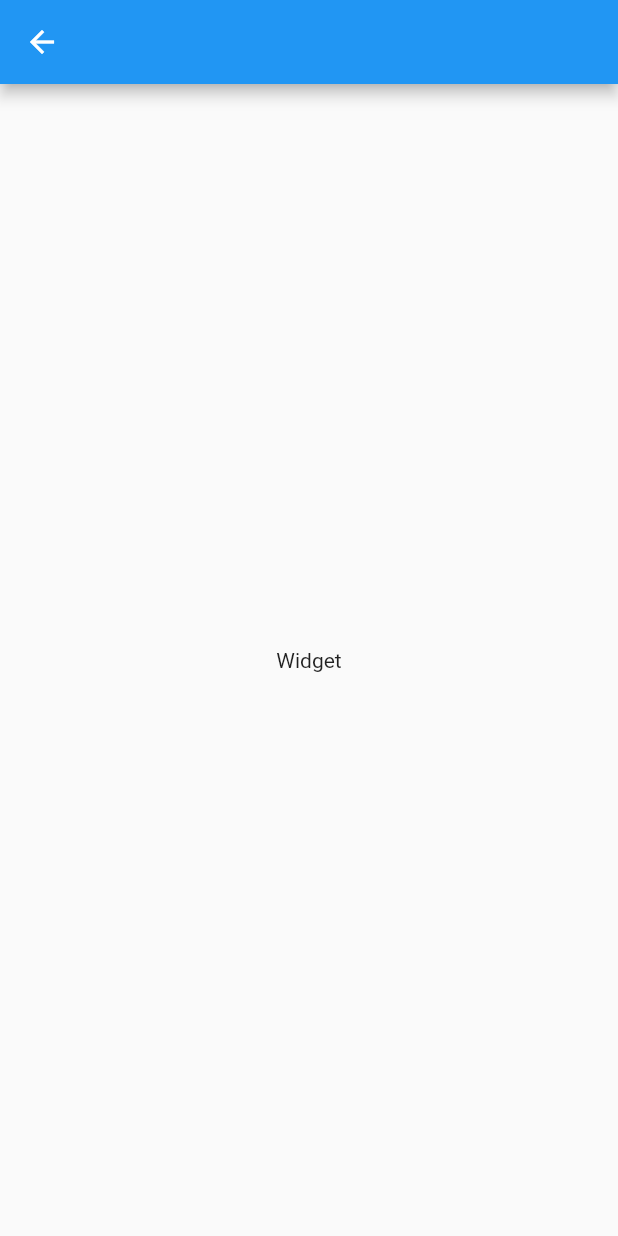
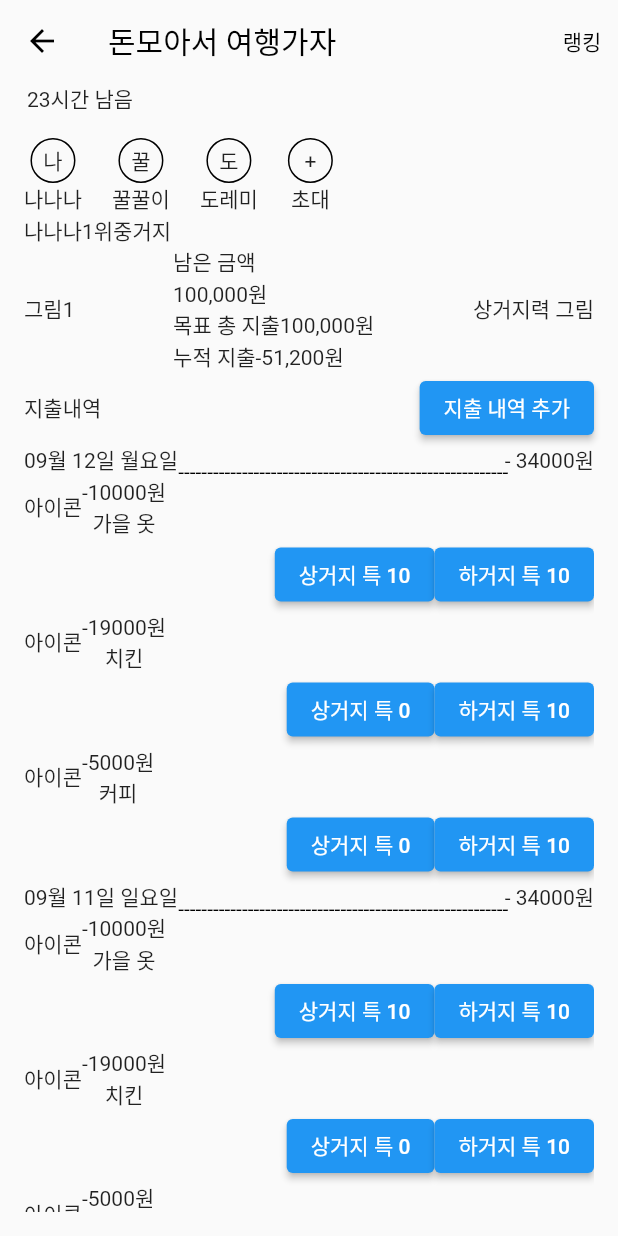
Before and after one commit to unithon-9th-10th/mobile-app, a Flutter app: the ChallengePage screen opened by its route, on a phone screen of 412 x 824 dp. Run offline on Flutter 3.47's test engine with Material 2 defaults, Android fonts, the phone set to English and light mode, and no system bars; our stand-ins replace flutter_svg, modal_bottom_sheet.

Commit message:
feat: challenge page 레이아웃 추가

```diff
--- a/lib/challenge_page.dart
+++ b/lib/challenge_page.dart
@@ -1,15 +1,216 @@
+import 'package:app/widgets/beggar_app_bar.dart';
+import 'package:app/widgets/spend_daily_summary.dart';
 import 'package:flutter/material.dart';
+import 'package:intl/date_symbol_data_local.dart';
 
 class ChallengePage extends StatelessWidget {
   const ChallengePage({super.key});
 
   @override
   Widget build(BuildContext context) {
+    initializeDateFormatting();
+    final challenge = _getChallenge();
+    final memberNames = ['나나나', '꿀꿀이', '도레미'];
     return Scaffold(
-      appBar: AppBar(),
-      body: Center(
-        child: Text(toString()),
+      appBar: BeggarAppBar(
+        title: Text(challenge.title),
+        actions: [
+          IconButton(
+            onPressed: () {
+              Navigator.of(context).pushNamed('/ranking');
+            },
+            icon: const Text('랭킹'),
+          )
+        ],
+        // 23시간 남음
+        bottom: PreferredSize(
+          preferredSize: const Size.fromHeight(20),
+          child: Row(
+            children: const [
+              SizedBox(width: 18),
+              Text('23시간 남음'),
+            ],
+          ),
+        ),
+      ),
+      body: SafeArea(
+        child: Padding(
+          padding: const EdgeInsets.all(16.0),
+          child: Column(
+            crossAxisAlignment: CrossAxisAlignment.start,
+            children: [
+              // 멤버 목록
+              _getMemberListWidget(context, memberNames),
+              // 내 정보
+              _getMemberInfoWidget(context),
+              // 지출 내역 추가
+              Row(
+                children: [
+                  const Text('지출내역'),
+                  const Spacer(),
+                  ElevatedButton(
+                    onPressed: () {
+                      Navigator.of(context).pushNamed('/create-spend');
+                    },
+                    child: const Text('지출 내역 추가'),
+                  ),
+                ],
+              ),
+              // 일별 지출 내역
+              Expanded(
+                child: ListView.builder(
+                  itemCount: 4,
+                  itemBuilder: (context, index) {
+                    return SpendDailySummary(
+                      date: DateTime.now().subtract(
+                        Duration(days: index),
+                      ),
+                      amount: 34000,
+                    );
+                  },
+                ),
+              ),
+            ],
+          ),
+        ),
       ),
     );
   }
+
+  /// 멤버 목록
+  Widget _getMemberListWidget(BuildContext context, List<String> memberNames) {
+    return Wrap(
+      alignment: WrapAlignment.start,
+      spacing: 20,
+      children: memberNames.map((e) => _getMemberWidget(context, e)).toList() +
+          [_getInvitationWidget(context)],
+    );
+  }
+
+  /// 멤버 버튼
+  Widget _getMemberWidget(BuildContext context, String name) {
+    return GestureDetector(
+      onTapUp: (_) {
+        // TODO: 각 멤버에 맞는 데이터 조회해서 화면 다시 그리기
+        ScaffoldMessenger.of(context).showSnackBar(
+          SnackBar(
+            content: Text(name),
+          ),
+        );
+      },
+      child: Column(
+        children: [
+          Container(
+            width: 30,
+            height: 30,
+            decoration: BoxDecoration(
+              border: Border.all(),
+              shape: BoxShape.circle,
+            ),
+            child: Center(
+              child: Text(name.characters.first),
+            ),
+          ),
+          Text(name),
+        ],
+      ),
+    );
+  }
+
+  /// 초대 버튼
+  Widget _getInvitationWidget(BuildContext context) {
+    return GestureDetector(
+      onTapUp: (_) {
+        ScaffoldMessenger.of(context).showSnackBar(
+          const SnackBar(
+            content: Text('초대'),
+          ),
+        );
+      },
+      child: Column(
+        children: [
+          Container(
+            width: 30,
+            height: 30,
+            decoration: BoxDecoration(
+              border: Border.all(),
+              shape: BoxShape.circle,
+            ),
+            child: const Center(
+              child: Text('+'),
+            ),
+          ),
+          const Text('초대'),
+        ],
+      ),
+    );
+  }
+
+  /// 멤버 상태
+  Widget _getMemberInfoWidget(BuildContext context) {
+    return Column(
+      children: [
+        Row(
+          children: const [
+            Text('나나나'),
+            Text('1위'),
+            Text('중거지'),
+          ],
+        ),
+        Row(
+          children: [
+            const Text('그림1'),
+            const Spacer(),
+            Column(
+              crossAxisAlignment: CrossAxisAlignment.start,
+              children: [
+                const Text('남은 금액'),
+                const Text('100,000원'),
+                Row(
+                  children: const [
+                    Text('목표 총 지출'),
+                    Text('100,000원'),
+                  ],
+                ),
+                Row(
+                  children: const [
+                    Text('누적 지출'),
+                    Text('-51,200원'),
+                  ],
+                ),
+              ],
+            ),
+            const Spacer(),
+            const Text('상거지력 그림'),
+          ],
+        )
+      ],
+    );
+  }
+
+  // TODO: api 로 데이터 가져오기
+  Challenge _getChallenge() {
+    return Challenge(
+      title: '돈모아서 여행가자',
+      startDate: DateTime.now(),
+      challengeDays: 3,
+      amount: 10000,
+    );
+  }
 }
+
+class Challenge {
+  String title;
+  DateTime startDate;
+  int challengeDays;
+  int amount;
+
+  Challenge({
+    required this.title,
+    required this.startDate,
+    required this.challengeDays,
+    required this.amount,
+  });
+
+  DateTime endDate() => startDate.add(Duration(days: challengeDays));
+}
--- a/lib/widgets/beggar_app_bar.dart
+++ b/lib/widgets/beggar_app_bar.dart
@@ -7,5 +7,7 @@ class BeggarAppBar extends AppBar {
     super.elevation = 0.0,
     super.backgroundColor = Colors.transparent,
     super.foregroundColor = Colors.black,
+    super.actions,
+    super.bottom,
   });
 }
--- /dev/null
+++ b/lib/widgets/point_painter.dart
@@ -0,0 +1,27 @@
+import 'package:flutter/material.dart';
+
+/// https://stackoverflow.com/a/52948539
+class PointPainter extends CustomPainter {
+  @override
+  void paint(Canvas canvas, Size size) {
+    final point = TextPainter(
+      text: const TextSpan(
+        text: '-',
+        style: TextStyle(
+          color: Colors.black,
+        ),
+      ),
+      textDirection: TextDirection.ltr,
+    );
+    point.layout(maxWidth: size.width);
+
+    for (double i = 0; i < size.width; i += point.width) {
+      point.paint(canvas, Offset(i, .0));
+    }
+  }
+
+  @override
+  bool shouldRepaint(CustomPainter oldDelegate) {
+    return true;
+  }
+}
--- /dev/null
+++ b/lib/widgets/spend_daily_summary.dart
@@ -0,0 +1,55 @@
+import 'package:app/widgets/point_painter.dart';
+import 'package:app/widgets/spend_detail.dart';
+import 'package:flutter/material.dart';
+import 'package:intl/intl.dart';
+
+class SpendDailySummary extends StatelessWidget {
+  const SpendDailySummary({
+    super.key,
+    required this.date,
+    required this.amount,
+  });
+
+  final DateTime date;
+  final int amount;
+
+  @override
+  Widget build(BuildContext context) {
+    final dateFormat = DateFormat('MM월 dd일 E요일', 'ko_KR');
+    return Column(
+      children: [
+        Row(
+          children: [
+            Text(dateFormat.format(date)),
+            Expanded(
+              child: CustomPaint(
+                painter: PointPainter(),
+              ),
+            ),
+            Text('- $amount원'),
+          ],
+        ),
+        Column(
+          children: [
+            SpendDetail(
+              name: '가을 옷',
+              amount: 10000,
+              upCount: 10,
+              downCount: 10,
+            ),
+            SpendDetail(
+              name: '치킨',
+              amount: 19000,
+              downCount: 10,
+            ),
+            SpendDetail(
+              name: '커피',
+              amount: 5000,
+              downCount: 10,
+            ),
+          ],
+        ),
+      ],
+    );
+  }
+}
--- /dev/null
+++ b/lib/widgets/spend_detail.dart
@@ -0,0 +1,101 @@
+import 'package:flutter/material.dart';
+
+class SpendDetail extends StatefulWidget {
+  SpendDetail({
+    required this.name,
+    required this.amount,
+    this.upCount = 0,
+    this.downCount = 0,
+    this.upPressed = false,
+    this.downPressed = false,
+    super.key,
+  });
+
+  final String name;
+  final int amount;
+  final int upCount;
+  final int downCount;
+  final bool upPressed;
+  final bool downPressed;
+
+  @override
+  State<StatefulWidget> createState() {
+    return _SpendDetailState();
+  }
+}
+
+class _SpendDetailState extends State<SpendDetail> {
+  late int upCount;
+  late int downCount;
+  late bool upPressed;
+  late bool downPressed;
+
+  @override
+  void initState() {
+    super.initState();
+    upCount = widget.upCount;
+    downCount = widget.downCount;
+    upPressed = widget.upPressed;
+    downPressed = widget.downPressed;
+  }
+
+  @override
+  Widget build(BuildContext context) {
+    return Column(
+      children: [
+        Row(
+          children: [
+            Text('아이콘'),
+            Column(
+              children: [
+                Text('-${widget.amount}원'),
+                Text(widget.name),
+              ],
+            ),
+          ],
+        ),
+        Row(
+          mainAxisAlignment: MainAxisAlignment.end,
+          children: [
+            ElevatedButton(
+              onPressed: () {
+                setState(() {
+                  if (upPressed) {
+                    upCount -= 1;
+                  } else {
+                    upCount += 1;
+                  }
+                  upPressed = !upPressed;
+                });
+                ScaffoldMessenger.of(context).showSnackBar(
+                  const SnackBar(
+                    content: Text('상거지 특'),
+                  ),
+                );
+              },
+              child: Text('상거지 특 $upCount'),
+            ),
+            ElevatedButton(
+              onPressed: () {
+                setState(() {
+                  if (downPressed) {
+                    downCount -= 1;
+                  } else {
+                    downCount += 1;
+                  }
+                  downPressed = !downPressed;
+                });
+                ScaffoldMessenger.of(context).showSnackBar(
+                  const SnackBar(
+                    content: Text('하거지 특'),
+                  ),
+                );
+              },
+              child: Text('하거지 특 $downCount'),
+            ),
+          ],
+        ),
+      ],
+    );
+  }
+}
```
